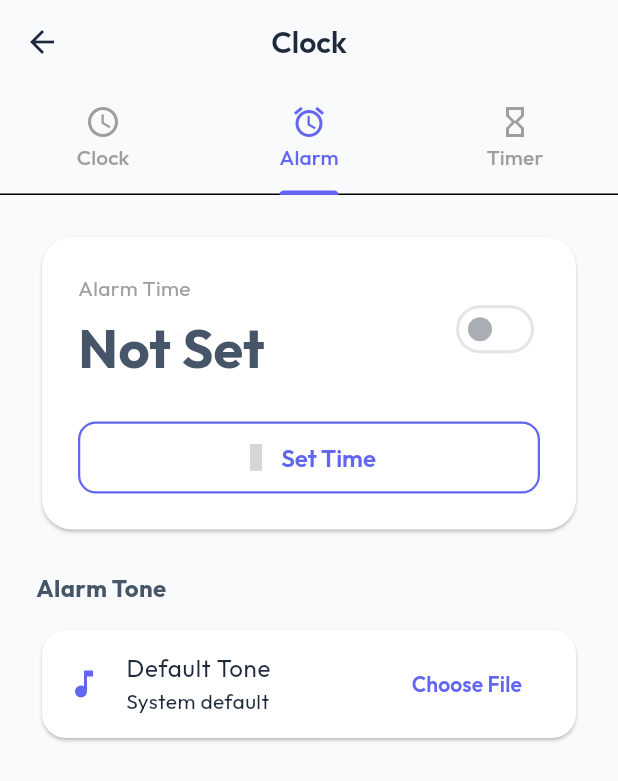
After one commit to Nehru-cyber/FMT-tracker-, a Flutter app: the ClockScreen screen opened by its route, tab 2 chosen, on a phone screen of 412 x 824 dp. The commit adds this screen. Shown: the top 781 px of the screen. Run offline on Flutter 3.47's test engine with Material 3 defaults, Android fonts, the phone set to English and light mode, and no system bars; our stand-ins replace audioplayers, file_picker, fl_chart, flutter_animate, flutter_local_notifications, flutter_timezone and 8 more; accounts and stored records are empty; statements that could not run were skipped; grey boxes are pictures that could not be loaded.

Commit message:
feat: Introduce new routing system, add Home and Clock screens, and integrate audioplayers and file_picker dependencies.

```diff
--- a/lib/config/routes.dart
+++ b/lib/config/routes.dart
@@ -20,6 +20,7 @@ import '../screens/investment/investment_list_screen.dart';
 import '../screens/investment/add_investment_screen.dart';
 import '../screens/gym/gym_tracker_screen.dart';
 import '../screens/diet/diet_tracker_screen.dart';
+import '../screens/clock/clock_screen.dart';
 
 class AppRoutes {
   static const String splash = '/';
@@ -43,6 +44,7 @@ class AppRoutes {
   static const String addInvestment = '/add-investment';
   static const String gymTracker = '/gym-tracker';
   static const String dietTracker = '/diet-tracker';
+  static const String clock = '/clock';
 
   static Route<dynamic> generateRoute(RouteSettings settings) {
     switch (settings.name) {
@@ -89,6 +91,8 @@ class AppRoutes {
         return _buildRoute(const GymTrackerScreen(), settings);
       case dietTracker:
         return _buildRoute(const DietTrackerScreen(), settings);
+      case clock:
+        return _buildRoute(const ClockScreen(), settings);
       default:
         return _buildRoute(
           Scaffold(
--- /dev/null
+++ b/lib/screens/clock/clock_screen.dart
@@ -0,0 +1,442 @@
+import 'dart:async';
+import 'dart:io';
+import 'package:flutter/material.dart';
+import 'package:intl/intl.dart';
+import 'package:audioplayers/audioplayers.dart';
+import 'package:file_picker/file_picker.dart';
+import '../../config/theme.dart';
+
+class ClockScreen extends StatefulWidget {
+  const ClockScreen({super.key});
+
+  @override
+  State<ClockScreen> createState() => _ClockScreenState();
+}
+
+class _ClockScreenState extends State<ClockScreen> with SingleTickerProviderStateMixin {
+  late TabController _tabController;
+  late Timer _clockTimer;
+  DateTime _currentTime = DateTime.now();
+
+  // Alarm State
+  TimeOfDay? _alarmTime;
+  bool _isAlarmActive = false;
+  String? _customAlarmTonePath;
+  Timer? _alarmCheckTimer;
+
+  // Timer State
+  int _timerDurationSeconds = 0;
+  int _timerRemainingSeconds = 0;
+  bool _isTimerRunning = false;
+  Timer? _countdownTimer;
+
+  final AudioPlayer _audioPlayer = AudioPlayer();
+
+  @override
+  void initState() {
+    super.initState();
+    _tabController = TabController(length: 3, vsync: this);
+
+    // Exact time clock timer
+    _clockTimer = Timer.periodic(const Duration(seconds: 1), (timer) {
+      if (mounted) {
+        setState(() {
+          _currentTime = DateTime.now();
+        });
+      }
+    });
+
+    // Alarm checking timer
+    _alarmCheckTimer = Timer.periodic(const Duration(seconds: 1), (timer) {
+      _checkAlarm();
+    });
+  }
+
+  @override
+  void dispose() {
+    _tabController.dispose();
+    _clockTimer.cancel();
+    _alarmCheckTimer?.cancel();
+    _countdownTimer?.cancel();
+    _audioPlayer.dispose();
+    super.dispose();
+  }
+
+  void _checkAlarm() {
+    if (!_isAlarmActive || _alarmTime == null) return;
+
+    final now = DateTime.now();
+    if (now.hour == _alarmTime!.hour && now.minute == _alarmTime!.minute && now.second == 0) {
+      _triggerAlarm("Alarm");
+      setState(() {
+        _isAlarmActive = false;
+      });
+    }
+  }
+
+  Future<void> _triggerAlarm(String title) async {
+    try {
+      if (_customAlarmTonePath != null && File(_customAlarmTonePath!).existsSync()) {
+        await _audioPlayer.play(DeviceFileSource(_customAlarmTonePath!));
+      } else {
+        // Fallback default tone (could use a bundled asset, here we just try to play a default system sound if possible or a simple beep)
+        // Since we don't have an asset bundled, we will rely on device file source if picked.
+        // If nothing picked, the alarm will just show a visual dialog.
+        // It's recommended to add a default sound asset to the project for this.
+      }
+    } catch (_) {}
+
+    if (!mounted) return;
+    showDialog(
+      context: context,
+      barrierDismissible: false,
+      builder: (context) => AlertDialog(
+        title: Text(title, textAlign: TextAlign.center),
+        content: const Icon(Icons.alarm_on, size: 64, color: AppTheme.primaryColor),
+        actionsAlignment: MainAxisAlignment.center,
+        actions: [
+          ElevatedButton(
+            onPressed: () {
+              _audioPlayer.stop();
+              Navigator.pop(context);
+            },
+            child: const Text('Stop'),
+          ),
+        ],
+      ),
+    );
+  }
+
+  // ---- Alarm Methods ----
+  Future<void> _pickAlarmTime() async {
+    final TimeOfDay? picked = await showTimePicker(
+      context: context,
+      initialTime: _alarmTime ?? TimeOfDay.now(),
+    );
+    if (picked != null) {
+      setState(() {
+        _alarmTime = picked;
+        _isAlarmActive = true;
+      });
+    }
+  }
+
+  Future<void> _pickCustomTone() async {
+    try {
+      final FilePickerResult? result = await FilePicker.platform.pickFiles(
+        type: FileType.audio,
+      );
+
+      if (result != null && result.files.single.path != null) {
+        setState(() {
+          _customAlarmTonePath = result.files.single.path;
+        });
+        ScaffoldMessenger.of(context).showSnackBar(
+          SnackBar(content: Text('Tone selected: ${result.files.single.name}')),
+        );
+      }
+    } catch (e) {
+      ScaffoldMessenger.of(context).showSnackBar(
+        const SnackBar(content: Text('Failed to pick audio file')),
+      );
+    }
+  }
+
+  // ---- Timer Methods ----
+  void _startTimer() {
+    if (_timerRemainingSeconds > 0) {
+      setState(() {
+        _isTimerRunning = true;
+      });
+      _countdownTimer = Timer.periodic(const Duration(seconds: 1), (timer) {
+        if (_timerRemainingSeconds > 0) {
+          setState(() {
+            _timerRemainingSeconds--;
+          });
+        } else {
+          _stopTimer();
+          _triggerAlarm("Time's Up!");
+        }
+      });
+    }
+  }
+
+  void _pauseTimer() {
+    setState(() {
+      _isTimerRunning = false;
+    });
+    _countdownTimer?.cancel();
+  }
+
+  void _resetTimer() {
+    _pauseTimer();
+    setState(() {
+      _timerRemainingSeconds = _timerDurationSeconds;
+    });
+  }
+
+  void _showTimerInputDialog() {
+    int h = 0, m = 0, s = 0;
+    showDialog(
+      context: context,
+      builder: (context) => AlertDialog(
+        title: const Text('Set Timer'),
+        content: Row(
+          mainAxisAlignment: MainAxisAlignment.spaceEvenly,
+          children: [
+            _buildNumberPicker('H', 23, (val) => h = val),
+            const Text(':', style: TextStyle(fontSize: 24, fontWeight: FontWeight.bold)),
+            _buildNumberPicker('M', 59, (val) => m = val),
+            const Text(':', style: TextStyle(fontSize: 24, fontWeight: FontWeight.bold)),
+            _buildNumberPicker('S', 59, (val) => s = val),
+          ],
+        ),
+        actions: [
+          TextButton(
+            onPressed: () => Navigator.pop(context),
+            child: const Text('Cancel'),
+          ),
+          ElevatedButton(
+            onPressed: () {
+              final totalSeconds = (h * 3600) + (m * 60) + s;
+              if (totalSeconds > 0) {
+                setState(() {
+                  _timerDurationSeconds = totalSeconds;
+                  _timerRemainingSeconds = totalSeconds;
+                });
+              }
+              Navigator.pop(context);
+            },
+            child: const Text('Set'),
+          ),
+        ],
+      ),
+    );
+  }
+
+  Widget _buildNumberPicker(String label, int max, Function(int) onChanged) {
+    return Column(
+      mainAxisSize: MainAxisSize.min,
+      children: [
+        Text(label, style: const TextStyle(fontWeight: FontWeight.bold)),
+        SizedBox(
+          width: 50,
+          child: DropdownButtonHideUnderline(
+            child: DropdownButton<int>(
+              value: 0,
+              isExpanded: true,
+              menuMaxHeight: 200,
+              items: List.generate(max + 1, (index) {
+                return DropdownMenuItem(
+                  value: index,
+                  child: Center(child: Text(index.toString().padLeft(2, '0'))),
+                );
+              }),
+              onChanged: (val) {
+                if (val != null) onChanged(val);
+              },
+            ),
+          ),
+        ),
+      ],
+    );
+  }
+
+  String _formatDuration(int totalSeconds) {
+    final h = totalSeconds ~/ 3600;
+    final m = (totalSeconds % 3600) ~/ 60;
+    final s = totalSeconds % 60;
+    return '${h.toString().padLeft(2, '0')}:${m.toString().padLeft(2, '0')}:${s.toString().padLeft(2, '0')}';
+  }
+
+  @override
+  Widget build(BuildContext context) {
+    return Scaffold(
+      appBar: AppBar(
+        title: const Text('Clock'),
+        bottom: TabBar(
+          controller: _tabController,
+          labelColor: AppTheme.primaryColor,
+          unselectedLabelColor: Colors.grey,
+          indicatorColor: AppTheme.primaryColor,
+          tabs: const [
+            Tab(icon: Icon(Icons.access_time), text: 'Clock'),
+            Tab(icon: Icon(Icons.alarm), text: 'Alarm'),
+            Tab(icon: Icon(Icons.hourglass_empty), text: 'Timer'),
+          ],
+        ),
+      ),
+      body: TabBarView(
+        controller: _tabController,
+        children: [
+          _buildClockTab(),
+          _buildAlarmTab(),
+          _buildTimerTab(),
+        ],
+      ),
+    );
+  }
+
+  Widget _buildClockTab() {
+    final timeStr = DateFormat('HH:mm:ss').format(_currentTime);
+    final dateStr = DateFormat('EEEE, MMMM d, yyyy').format(_currentTime);
+
+    return Center(
+      child: Column(
+        mainAxisAlignment: MainAxisAlignment.center,
+        children: [
+          Container(
+            padding: const EdgeInsets.all(40),
+            decoration: BoxDecoration(
+              shape: BoxShape.circle,
+              color: Theme.of(context).cardColor,
+              boxShadow: [
+                BoxShadow(
+                  color: AppTheme.primaryColor.withOpacity(0.1),
+                  blurRadius: 30,
+                  spreadRadius: 10,
+                )
+              ],
+            ),
+            child: Text(
+              timeStr,
+              style: const TextStyle(fontSize: 48, fontWeight: FontWeight.bold, letterSpacing: 2),
+            ),
+          ),
+          const SizedBox(height: 32),
+          Text(
+            dateStr,
+            style: const TextStyle(fontSize: 18, color: Colors.grey),
+          ),
+        ],
+      ),
+    );
+  }
+
+  Widget _buildAlarmTab() {
+    return Padding(
+      padding: const EdgeInsets.all(24.0),
+      child: Column(
+        children: [
+          Card(
+            shape: RoundedRectangleBorder(borderRadius: BorderRadius.circular(20)),
+            child: Padding(
+              padding: const EdgeInsets.all(24.0),
+              child: Column(
+                children: [
+                  Row(
+                    mainAxisAlignment: MainAxisAlignment.spaceBetween,
+                    children: [
+                      Column(
+                        crossAxisAlignment: CrossAxisAlignment.start,
+                        children: [
+                          const Text('Alarm Time', style: TextStyle(color: Colors.grey, fontSize: 14)),
+                          const SizedBox(height: 4),
+                          Text(
+                            _alarmTime != null ? _alarmTime!.format(context) : 'Not Set',
+                            style: const TextStyle(fontSize: 36, fontWeight: FontWeight.bold),
+                          ),
+                        ],
+                      ),
+                      Switch(
+                        value: _isAlarmActive,
+                        onChanged: _alarmTime == null ? null : (v) {
+                          setState(() => _isAlarmActive = v);
+                        },
+                        activeColor: AppTheme.primaryColor,
+                      ),
+                    ],
+                  ),
+                  const SizedBox(height: 24),
+                  Row(
+                    children: [
+                      Expanded(
+                        child: OutlinedButton.icon(
+                          onPressed: _pickAlarmTime,
+                          icon: const Icon(Icons.edit_time),
+                          label: const Text('Set Time'),
+                        ),
+                      ),
+                    ],
+                  ),
+                ],
+              ),
+            ),
+          ),
+          const SizedBox(height: 24),
+          const Align(
+            alignment: Alignment.centerLeft,
+            child: Text('Alarm Tone', style: TextStyle(fontWeight: FontWeight.bold, fontSize: 16)),
+          ),
+          const SizedBox(height: 12),
+          Card(
+            shape: RoundedRectangleBorder(borderRadius: BorderRadius.circular(16)),
+            child: ListTile(
+              leading: const Icon(Icons.music_note, color: AppTheme.primaryColor),
+              title: Text(_customAlarmTonePath == null ? 'Default Tone' : 'Custom Tone'),
+              subtitle: _customAlarmTonePath != null
+                  ? Text(_customAlarmTonePath!.split('/').last, maxLines: 1, overflow: TextOverflow.ellipsis)
+                  : const Text('System default'),
+              trailing: TextButton(
+                onPressed: _pickCustomTone,
+                child: const Text('Choose File'),
+              ),
+            ),
+          ),
+        ],
+      ),
+    );
+  }
+
+  Widget _buildTimerTab() {
+    return Padding(
+      padding: const EdgeInsets.all(24.0),
+      child: Column(
+        mainAxisAlignment: MainAxisAlignment.center,
+        children: [
+          GestureDetector(
+            onTap: _isTimerRunning ? null : _showTimerInputDialog,
+            child: Container(
+              padding: const EdgeInsets.all(40),
+              decoration: BoxDecoration(
+                shape: BoxShape.circle,
+                border: Border.all(color: AppTheme.primaryColor.withOpacity(0.3), width: 8),
+              ),
+              child: Text(
+                _formatDuration(_timerRemainingSeconds),
+                style: const TextStyle(fontSize: 48, fontWeight: FontWeight.bold),
+              ),
+            ),
+          ),
+          const SizedBox(height: 40),
+          Row(
+            mainAxisAlignment: MainAxisAlignment.spaceEvenly,
+            children: [
+              FloatingActionButton(
+                heroTag: 'reset',
+                backgroundColor: Theme.of(context).cardColor,
+                foregroundColor: Colors.grey,
+                onPressed: _resetTimer,
+                child: const Icon(Icons.stop),
+              ),
+              FloatingActionButton.large(
+                heroTag: 'play_pause',
+                backgroundColor: AppTheme.primaryColor,
+                onPressed: () {
+                  if (_timerRemainingSeconds == 0) {
+                    _showTimerInputDialog();
+                  } else if (_isTimerRunning) {
+                    _pauseTimer();
+                  } else {
+                    _startTimer();
+                  }
+                },
+                child: Icon(_isTimerRunning ? Icons.pause : Icons.play_arrow),
+              ),
+            ],
+          ),
+        ],
+      ),
+    );
+  }
+}
--- a/lib/screens/home/home_screen.dart
+++ b/lib/screens/home/home_screen.dart
@@ -316,6 +316,7 @@ class _HomeScreenState extends State<HomeScreen> {
                 _buildMoreActionItem(Icons.trending_up, 'Investments', Colors.green, () { Navigator.pop(context); Navigator.pushNamed(context, AppRoutes.investments); }),
                 _buildMoreActionItem(Icons.fitness_center, 'Gym Tracker', Colors.deepPurple, () { Navigator.pop(context); Navigator.pushNamed(context, AppRoutes.gymTracker); }),
                 _buildMoreActionItem(Icons.restaurant_menu, 'Diet Tracker', Colors.teal, () { Navigator.pop(context); Navigator.pushNamed(context, AppRoutes.dietTracker); }),
+                _buildMoreActionItem(Icons.access_time, 'Clock', Colors.orange, () { Navigator.pop(context); Navigator.pushNamed(context, AppRoutes.clock); }),
                 _buildMoreActionItem(Icons.store, 'Business', AppTheme.primaryColor, () { Navigator.pop(context); Navigator.pushNamed(context, AppRoutes.business); }),
                 _buildMoreActionItem(Icons.analytics, 'Analytics', Colors.purple, () { Navigator.pop(context); Navigator.pushNamed(context, AppRoutes.analytics); }),
                 _buildMoreActionItem(Icons.file_download, 'Export', Colors.teal.shade700, () { Navigator.pop(context); Navigator.pushNamed(context, AppRoutes.export); }),
@@ -473,6 +474,7 @@ class _HomeScreenState extends State<HomeScreen> {
           _buildToolCard('Trip Planner', 'Plan your next adventure', Icons.flight_takeoff, Colors.deepOrange, () => Navigator.pushNamed(context, AppRoutes.tripPlanner)),
           _buildToolCard('Salary Planner', 'Plan your monthly budget', Icons.savings, AppTheme.secondaryColor, () => Navigator.pushNamed(context, AppRoutes.salaryPlanner)),
           _buildToolCard('EMI Calculator', 'Calculate loan EMIs', Icons.calculate, AppTheme.accentColor, () => Navigator.pushNamed(context, AppRoutes.emiCalculator)),
+          _buildToolCard('Clock & Alarm', 'Exact time & timers', Icons.access_time, Colors.orange, () => Navigator.pushNamed(context, AppRoutes.clock)),
           _buildToolCard('Business Accounting', 'Track business finances', Icons.store, AppTheme.primaryColor, () => Navigator.pushNamed(context, AppRoutes.business)),
           _buildToolCard('Analytics', 'View detailed reports', Icons.analytics, Colors.purple, () => Navigator.pushNamed(context, AppRoutes.analytics)),
           _buildToolCard('Gym Tracker', 'Track your workouts', Icons.fitness_center, Colors.deepPurple, () => Navigator.pushNamed(context, AppRoutes.gymTracker)),
--- a/pubspec.yaml
+++ b/pubspec.yaml
@@ -27,6 +27,8 @@ dependencies:
   flutter_timezone: ^5.0.1
   local_auth: ^3.0.1
   image_picker: ^1.2.1
+  audioplayers: ^6.6.0
+  file_picker: ^8.0.7
 
 dev_dependencies:
   flutter_test:
```
Also changed, not shown: pubspec.lock, 5 other files.
